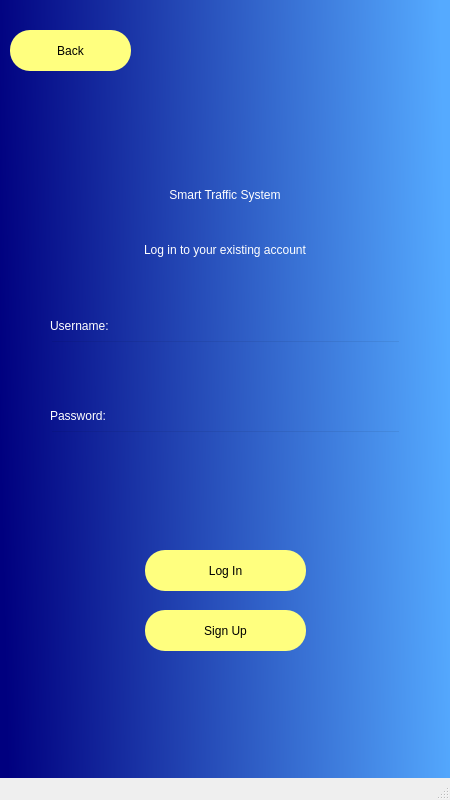
Old version of the form Native_App/login.ui in the repository EzLeong/testing.
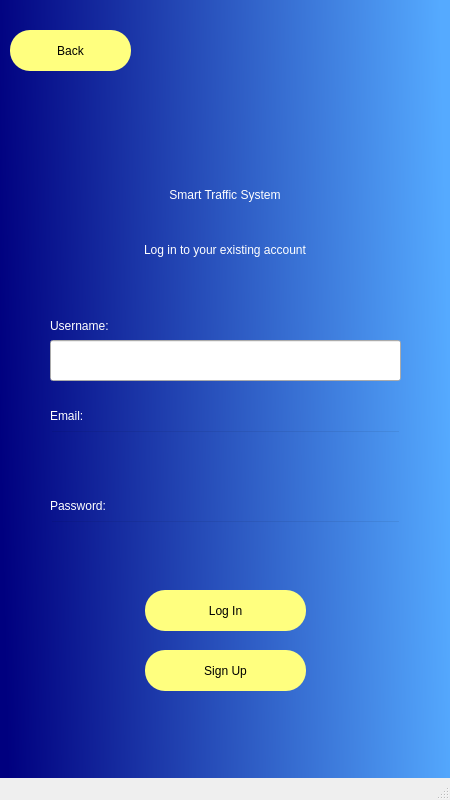
New version of the form.

The edit to the form file:
```diff
--- a/Native_App/login.ui
+++ b/Native_App/login.ui
@@ -71,15 +71,22 @@
      <property name="geometry">
       <rect>
        <x>145</x>
-       <y>550</y>
+       <y>590</y>
        <width>161</width>
        <height>41</height>
       </rect>
      </property>
      <property name="styleSheet">
-      <string notr="true">border-radius:20px;
-font: 11pt &quot;MS Shell Dlg 2&quot;;
-background-color: rgb(255, 255, 127);</string>
+      <string notr="true">QPushButton{
+	border-radius:20px;
+	background-color: rgb(255, 255, 127);
+	font: 11pt &quot;MS Shell Dlg 2&quot;;
+}
+
+QPushButton:hover{
+	
+	background-color: rgb(255, 255, 0);
+}</string>
      </property>
      <property name="text">
       <string>Log In</string>
@@ -98,7 +105,13 @@
       <string notr="true">background-color:rgba(0,0,0,0);
 color: rgb(255, 255, 255);
 font: 12pt &quot;MS Shell Dlg 2&quot;;
-</string>
+QLineEdit {
+	border: 2px solid #803CE0
+}
+
+QLineEdit:focus {
+	border: 2px solid #FBAD25
+}</string>
      </property>
     </widget>
     <widget class="QLineEdit" name="passwordfield">
@@ -147,7 +160,7 @@
 color: rgb(255, 255, 255);</string>
      </property>
      <property name="text">
-      <string>Password:</string>
+      <string>Email:</string>
      </property>
     </widget>
     <widget class="QLabel" name="error">
@@ -171,7 +184,7 @@
      <property name="geometry">
       <rect>
        <x>145</x>
-       <y>610</y>
+       <y>650</y>
        <width>161</width>
        <height>41</height>
       </rect>
@@ -203,6 +216,38 @@
       <string>Back</string>
      </property>
     </widget>
+    <widget class="QLabel" name="label_5">
+     <property name="geometry">
+      <rect>
+       <x>50</x>
+       <y>490</y>
+       <width>91</width>
+       <height>31</height>
+      </rect>
+     </property>
+     <property name="styleSheet">
+      <string notr="true">font: 12pt &quot;MS Shell Dlg 2&quot;;
+color: rgb(255, 255, 255);</string>
+     </property>
+     <property name="text">
+      <string>Password:</string>
+     </property>
+    </widget>
+    <widget class="QLineEdit" name="passwordfield">
+     <property name="geometry">
+      <rect>
+       <x>50</x>
+       <y>520</y>
+       <width>351</width>
+       <height>41</height>
+      </rect>
+     </property>
+     <property name="styleSheet">
+      <string notr="true">background-color:rgba(0,0,0,0);
+color: rgb(255, 255, 255);
+font: 12pt &quot;MS Shell Dlg 2&quot;;</string>
+     </property>
+    </widget>
    </widget>
   </widget>
   <widget class="QMenuBar" name="menubar">
```
Left out of the diff: 2 changed lines with no effect on the pictures.
